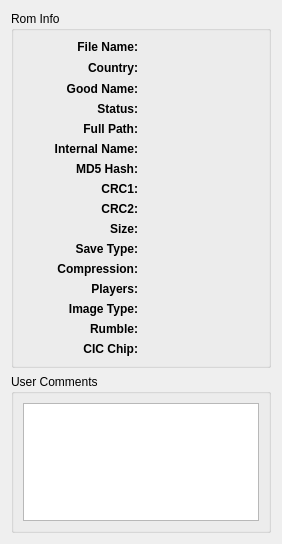
Before: the Qt Designer form main/gui_qt4/rominfodialog.ui in mupen64plus/mupen64plus-oldsvn, drawn with Qt 5.
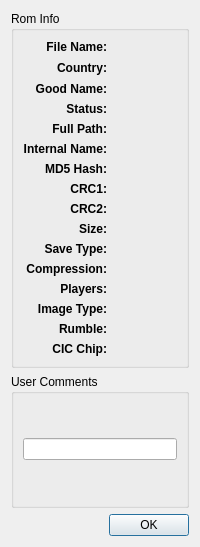
After: the same form once the commit is applied. Custom widgets are drawn as their Qt base class.

Diff of the .ui file:
```diff
--- a/main/gui_qt4/rominfodialog.ui
+++ b/main/gui_qt4/rominfodialog.ui
@@ -5,8 +5,8 @@
    <rect>
     <x>0</x>
     <y>0</y>
-    <width>282</width>
-    <height>544</height>
+    <width>200</width>
+    <height>547</height>
    </rect>
   </property>
   <property name="windowTitle" >
@@ -181,6 +181,11 @@
       </item>
       <item row="5" column="1" >
        <widget class="QLabel" name="internalNameLabel" >
+        <property name="font" >
+         <font>
+          <family>Monospace</family>
+         </font>
+        </property>
         <property name="text" >
          <string/>
         </property>
@@ -204,6 +209,11 @@
       </item>
       <item row="6" column="1" >
        <widget class="QLabel" name="md5HashLabel" >
+        <property name="font" >
+         <font>
+          <family>Monospace</family>
+         </font>
+        </property>
         <property name="text" >
          <string/>
         </property>
@@ -227,6 +237,11 @@
       </item>
       <item row="7" column="1" >
        <widget class="QLabel" name="crc1Label" >
+        <property name="font" >
+         <font>
+          <family>Monospace</family>
+         </font>
+        </property>
         <property name="text" >
          <string/>
         </property>
@@ -250,6 +265,11 @@
       </item>
       <item row="8" column="1" >
        <widget class="QLabel" name="crc2Label" >
+        <property name="font" >
+         <font>
+          <family>Monospace</family>
+         </font>
+        </property>
         <property name="text" >
          <string/>
         </property>
@@ -273,6 +293,11 @@
       </item>
       <item row="9" column="1" >
        <widget class="QLabel" name="sizeLabel" >
+        <property name="font" >
+         <font>
+          <family>Monospace</family>
+         </font>
+        </property>
         <property name="text" >
          <string/>
         </property>
@@ -426,22 +451,22 @@
      </property>
      <layout class="QVBoxLayout" name="verticalLayout" >
       <item>
-       <widget class="QTextEdit" name="textEdit" >
-        <property name="html" >
-         <string>&lt;!DOCTYPE HTML PUBLIC "-//W3C//DTD HTML 4.0//EN" "http://www.w3.org/TR/REC-html40/strict.dtd">
-&lt;html>&lt;head>&lt;meta name="qrichtext" content="1" />&lt;style type="text/css">
-p, li { white-space: pre-wrap; }
-&lt;/style>&lt;/head>&lt;body style=" font-family:'Calibri'; font-size:8pt; font-weight:400; font-style:normal;">
-&lt;p style="-qt-paragraph-type:empty; margin-top:0px; margin-bottom:0px; margin-left:0px; margin-right:0px; -qt-block-indent:0; text-indent:0px; font-family:'Sans Serif'; font-size:10pt;">&lt;/p>&lt;/body>&lt;/html></string>
-        </property>
-        <property name="acceptRichText" >
-         <bool>false</bool>
+       <widget class="QLineEdit" name="lineEdit" >
+        <property name="maxLength" >
+         <number>255</number>
         </property>
        </widget>
       </item>
      </layout>
     </widget>
    </item>
+   <item>
+    <widget class="QDialogButtonBox" name="buttonBox" >
+     <property name="standardButtons" >
+      <set>QDialogButtonBox::Ok</set>
+     </property>
+    </widget>
+   </item>
   </layout>
  </widget>
  <customwidgets>
```
Left out of the diff: 35 changed lines with no effect on the pictures.
